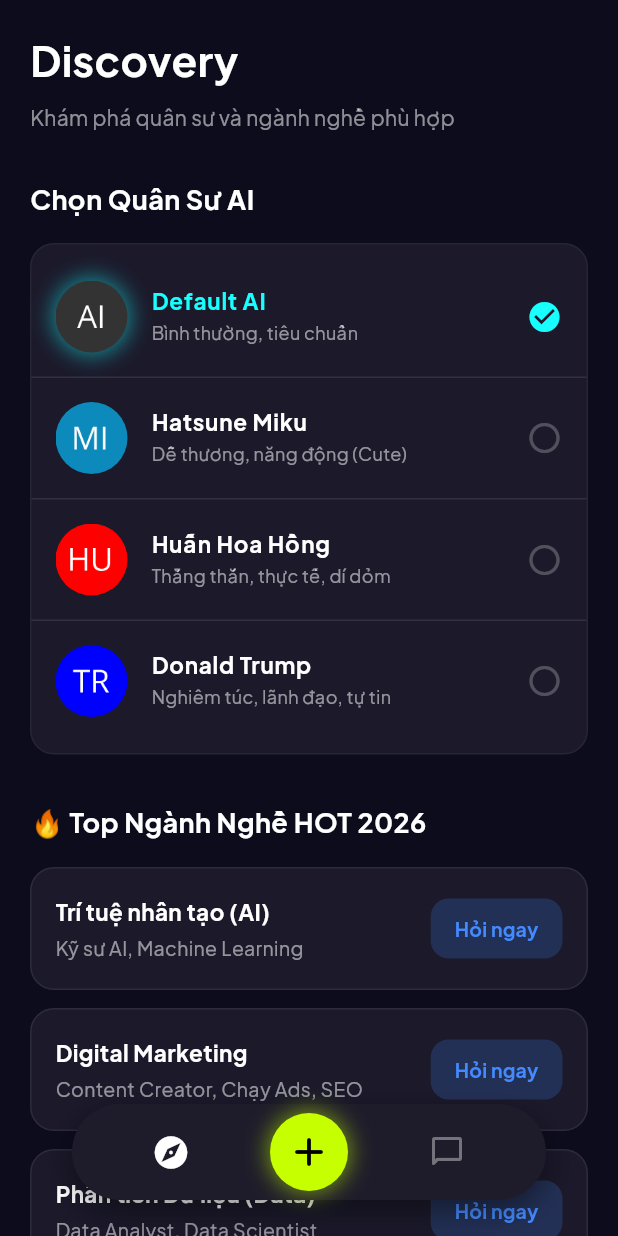
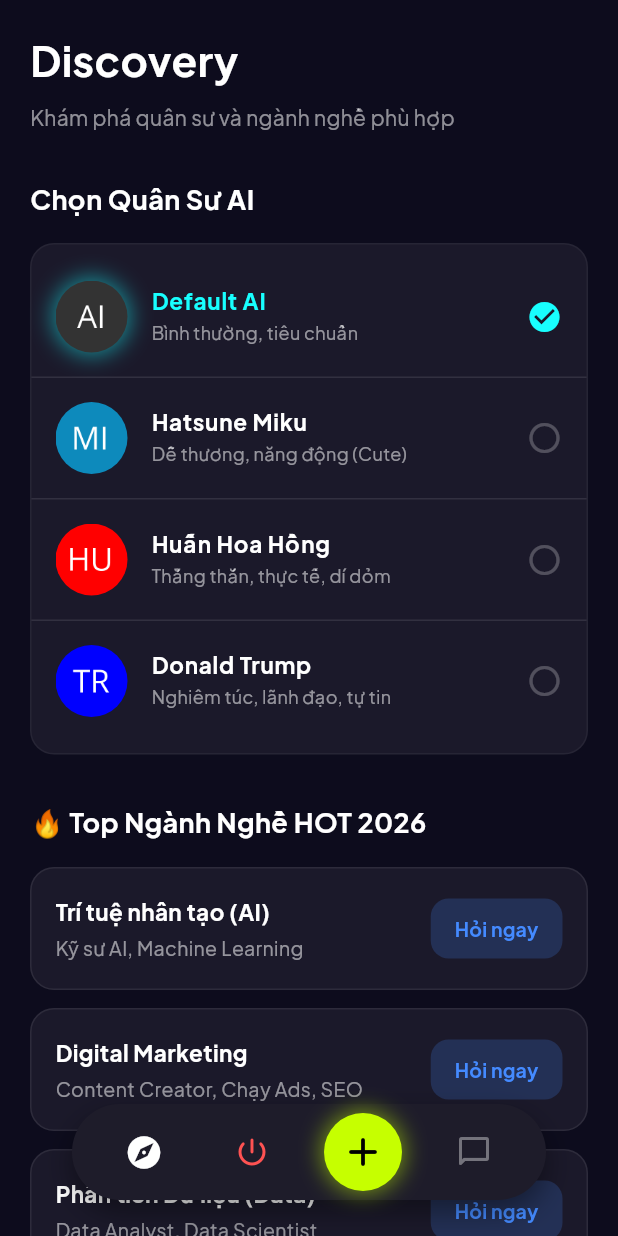
Before and after one commit to ptcutis1tg/kiemtracuoiki2, a Flutter app: the HomeScreen screen opened directly, on a phone screen of 412 x 824 dp. Run offline on Flutter 3.47's test engine with Material 3 defaults, Android fonts, the phone set to English and light mode, and no system bars; our stand-ins replace google_fonts, shared_preferences; accounts and stored records are empty.

Commit message:
feat: show mentor info in chat header and add exit button to bottom nav

```diff
--- a/lib/widgets/bottom_nav_dock.dart
+++ b/lib/widgets/bottom_nav_dock.dart
@@ -5,6 +5,7 @@ class BottomNavDock extends StatelessWidget {
   final VoidCallback onHomeTap;
   final VoidCallback onNewChatTap;
   final VoidCallback onRecentChatTap;
+  final VoidCallback onExitTap;
 
   const BottomNavDock({
     super.key,
@@ -12,6 +13,7 @@ class BottomNavDock extends StatelessWidget {
     required this.onHomeTap,
     required this.onNewChatTap,
     required this.onRecentChatTap,
+    required this.onExitTap,
   });
 
   @override
@@ -41,6 +43,16 @@ class BottomNavDock extends StatelessWidget {
               size: 26,
             ),
             onPressed: onHomeTap,
+          ),
+
+          // Exit / Power Button
+          IconButton(
+            icon: const Icon(
+              Icons.power_settings_new_rounded,
+              color: Colors.redAccent,
+              size: 24,
+            ),
+            onPressed: onExitTap,
           ),
 
           // Glowing Neon Center '+' Button
```
Also changed, not shown: lib/screens/chat_screen.dart (+5 -5 lines), lib/screens/home_screen.dart (+8 -0 lines).
